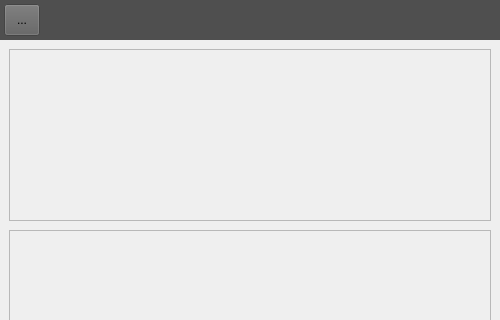
First picture: the form in src/pageoptions.ui, repository willmh93/SonaeLabelMaker, before the edit; both pictures show x 0 to 500 and y 0 to 320 of the 500 by 583 pixel window.
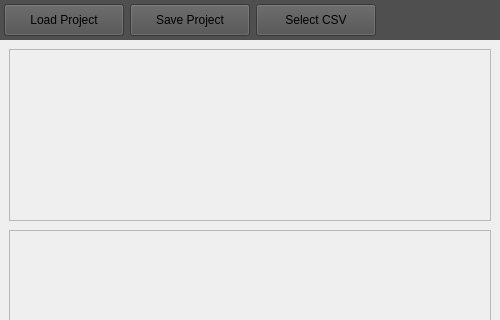
Second picture: the form after the edit. Icons and pictures are not drawn.

Commit message: Shape/Color input. List icons. New deployed build.

```diff
--- a/src/pageoptions.ui
+++ b/src/pageoptions.ui
@@ -12,7 +12,7 @@
   </property>
   <property name="sizePolicy">
    <sizepolicy hsizetype="Preferred" vsizetype="Preferred">
-    <horstretch>4</horstretch>
+    <horstretch>5</horstretch>
     <verstretch>0</verstretch>
    </sizepolicy>
   </property>
@@ -92,8 +92,8 @@
 	border: none;
 }
 
-QToolButton {
-	background-color: #5f5f5f;
+QPushButton {
+	background-color: #4f4f4f;
 }</string>
        </property>
        <property name="frameShape">
@@ -105,7 +105,7 @@
        <property name="lineWidth">
         <number>1</number>
        </property>
-       <layout class="QVBoxLayout" name="verticalLayout_3">
+       <layout class="QHBoxLayout" name="horizontalLayout_2">
         <property name="leftMargin">
          <number>4</number>
         </property>
@@ -119,21 +119,86 @@
          <number>4</number>
         </property>
         <item>
-         <widget class="QToolButton" name="csv_btn">
+         <widget class="QPushButton" name="load_btn">
           <property name="minimumSize">
            <size>
-            <width>36</width>
+            <width>120</width>
             <height>32</height>
            </size>
           </property>
           <property name="text">
-           <string>...</string>
+           <string> Load Project </string>
           </property>
           <property name="icon">
            <iconset theme="QIcon::ThemeIcon::DocumentOpen"/>
           </property>
+          <property name="iconSize">
+           <size>
+            <width>24</width>
+            <height>24</height>
+           </size>
+          </property>
          </widget>
         </item>
+        <item>
+         <widget class="QPushButton" name="save_btn">
+          <property name="minimumSize">
+           <size>
+            <width>120</width>
+            <height>32</height>
+           </size>
+          </property>
+          <property name="text">
+           <string> Save Project </string>
+          </property>
+          <property name="icon">
+           <iconset resource="../resources.qrc">
+            <normaloff>:/res/icon_save.svg</normaloff>:/res/icon_save.svg</iconset>
+          </property>
+          <property name="iconSize">
+           <size>
+            <width>18</width>
+            <height>18</height>
+           </size>
+          </property>
+         </widget>
+        </item>
+        <item>
+         <widget class="QPushButton" name="csv_btn">
+          <property name="minimumSize">
+           <size>
+            <width>120</width>
+            <height>32</height>
+           </size>
+          </property>
+          <property name="text">
+           <string> Select CSV </string>
+          </property>
+          <property name="icon">
+           <iconset resource="../resources.qrc">
+            <normaloff>:/res/icon_find.svg</normaloff>:/res/icon_find.svg</iconset>
+          </property>
+          <property name="iconSize">
+           <size>
+            <width>22</width>
+            <height>22</height>
+           </size>
+          </property>
+         </widget>
+        </item>
+        <item>
+         <spacer name="horizontalSpacer">
+          <property name="orientation">
+           <enum>Qt::Orientation::Horizontal</enum>
+          </property>
+          <property name="sizeHint" stdset="0">
+           <size>
+            <width>40</width>
+            <height>20</height>
+           </size>
+          </property>
+         </spacer>
+        </item>
        </layout>
       </widget>
      </item>
```
Left out of the diff: 7 changed lines with no effect on the pictures. The commit also changes 22 other files.
